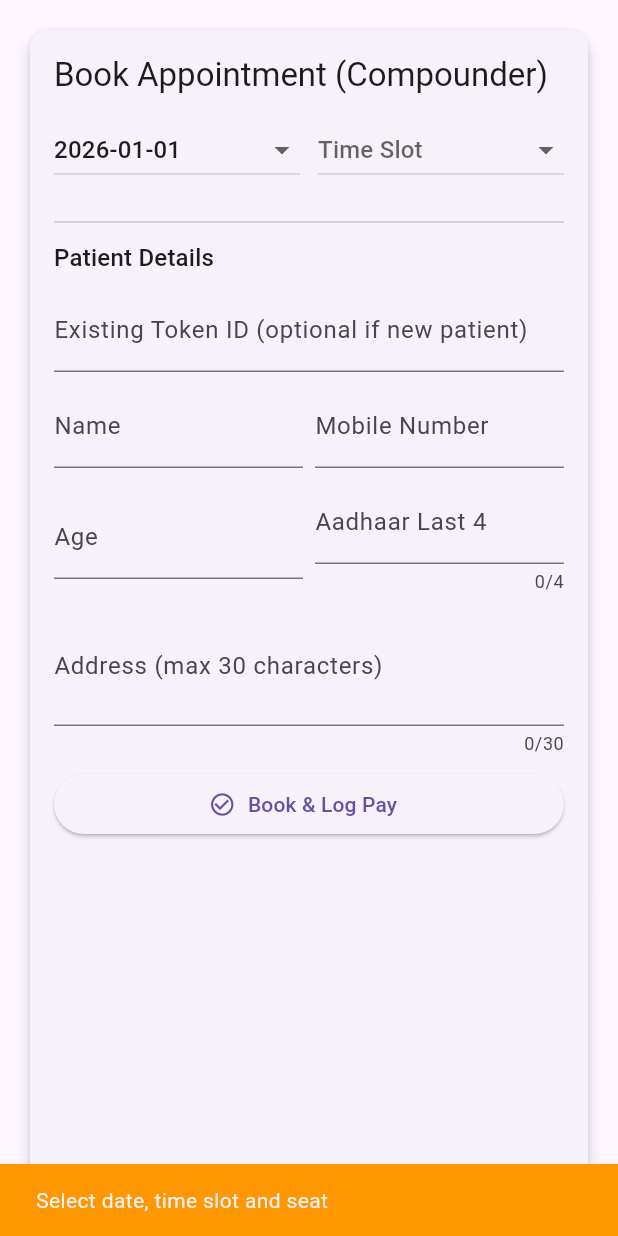
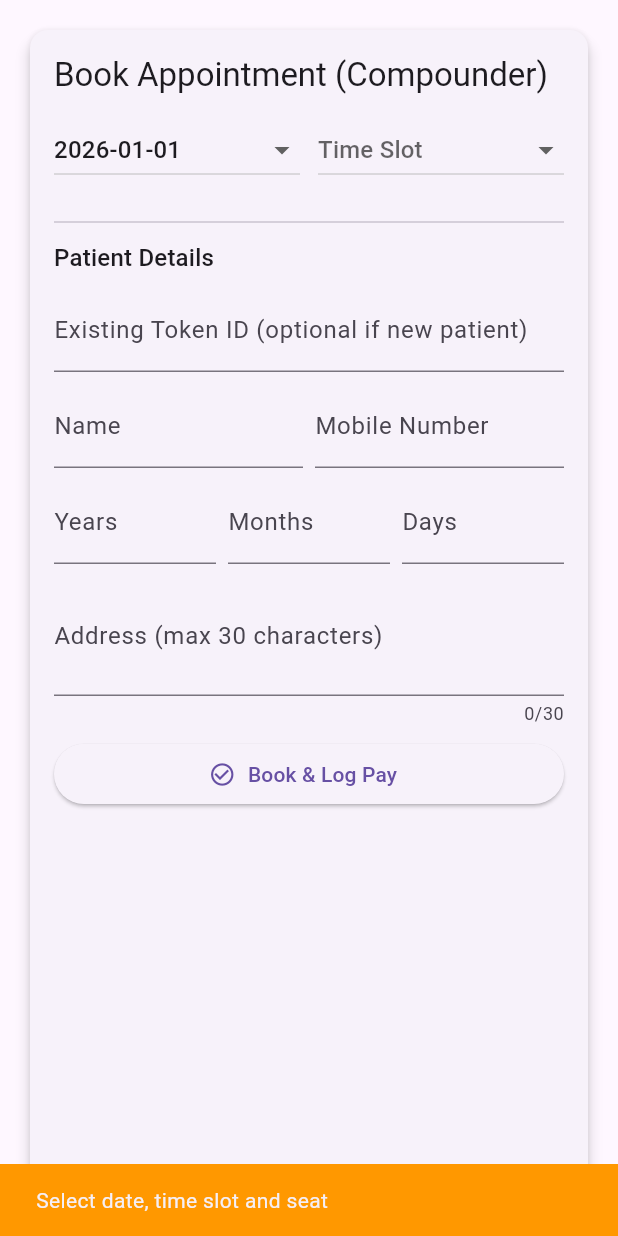
Before and after one commit to Kerbeccs/Dr-Rajneesh-Chaudhary-App, a Flutter app: the _CompounderBookingCard widget shown alone on an empty page, opened directly, after a tap on "Book & Log Pay", on a phone screen of 412 x 824 dp. Run offline on Flutter 3.47's test engine with Material 3 defaults, Android fonts, the phone set to English and light mode, and no system bars; our stand-ins replace cloud_firestore, firebase_auth, firebase_core, firebase_crashlytics, firebase_storage, get_it and 5 more; missing offline and left inert: dart:html, firebase_app_check, razorpay_flutter; accounts and stored records are empty.

Commit message:
Commit message

```diff
--- a/lib/models/patient_record.dart
+++ b/lib/models/patient_record.dart
@@ -4,11 +4,12 @@ class PatientRecord {
   final String tokenId; // Unique, human-friendly token (e.g., PAT000123)
   final String name;
   final String mobileNumber;
-  final int age;
-  final String aadhaarLast4;
+  final int ageYears;
+  final int ageMonths;
+  final int ageDays;
   // Optional patient attributes captured during first registration
   final String? sex; // 'male' | 'female' | 'other'
-  final int? weightKg; // patient weight in kilograms
+  final double? weightKg; // patient weight in kilograms (allows decimals)
   final String? address; // patient address (max 50 characters)
   // Phone number of the logged-in user who booked
   final String? userPhoneNumber;
@@ -21,8 +22,9 @@ class PatientRecord {
     required this.tokenId,
     required this.name,
     required this.mobileNumber,
-    required this.age,
-    required this.aadhaarLast4,
+    required this.ageYears,
+    required this.ageMonths,
+    required this.ageDays,
     this.sex,
     this.weightKg,
     this.address,
@@ -37,8 +39,9 @@ class PatientRecord {
       'tokenId': tokenId,
       'name': name,
       'mobileNumber': mobileNumber,
-      'age': age,
-      'aadhaarLast4': aadhaarLast4,
+      'ageYears': ageYears,
+      'ageMonths': ageMonths,
+      'ageDays': ageDays,
       // Only persist if provided
       if (sex != null) 'sex': sex,
       if (weightKg != null) 'weightKg': weightKg,
@@ -51,16 +54,33 @@ class PatientRecord {
   }
 
   factory PatientRecord.fromMap(Map<String, dynamic> map) {
+    // Backward compatibility: if old 'age' field exists, convert to years/months/days
+    int ageYears = 0;
+    int ageMonths = 0;
+    int ageDays = 0;
+
+    if (map['ageYears'] != null && map['ageMonths'] != null && map['ageDays'] != null) {
+      // New format
+      ageYears = (map['ageYears'] is int) ? map['ageYears'] as int : int.tryParse('${map['ageYears']}') ?? 0;
+      ageMonths = (map['ageMonths'] is int) ? map['ageMonths'] as int : int.tryParse('${map['ageMonths']}') ?? 0;
+      ageDays = (map['ageDays'] is int) ? map['ageDays'] as int : int.tryParse('${map['ageDays']}') ?? 0;
+    } else if (map['age'] != null) {
+      // Old format: assume age is in years
+      final oldAge = (map['age'] is int) ? map['age'] as int : int.tryParse('${map['age']}') ?? 0;
+      ageYears = oldAge;
+      ageMonths = 0;
+      ageDays = 0;
+    }
+
     return PatientRecord(
       tokenId: map['tokenId'] ?? '',
       name: map['name'] ?? '',
       mobileNumber: map['mobileNumber'] ?? '',
-      age: (map['age'] is int)
-          ? map['age'] as int
-          : int.tryParse('${map['age']}') ?? 0,
-      aadhaarLast4: map['aadhaarLast4'] ?? '',
+      ageYears: ageYears,
+      ageMonths: ageMonths,
+      ageDays: ageDays,
       sex: map['sex'] as String?,
-      weightKg: _parseInt(map['weightKg']),
+      weightKg: _parseDouble(map['weightKg']),
       address: map['address'] as String?,
       userPhoneNumber: map['userPhoneNumber'] as String?,
       lastVisited: _parseDate(map['lastVisited']),
@@ -80,9 +100,10 @@ class PatientRecord {
     }
   }
 
-  static int? _parseInt(dynamic value) {
+  static double? _parseDouble(dynamic value) {
     if (value == null) return null;
-    if (value is int) return value;
-    return int.tryParse(value.toString());
+    if (value is double) return value;
+    if (value is int) return value.toDouble();
+    return double.tryParse(value.toString());
   }
 }
--- a/lib/ui/views/compounder_dashboard.dart
+++ b/lib/ui/views/compounder_dashboard.dart
@@ -61,8 +61,9 @@ class _CompounderBookingCardState extends State<_CompounderBookingCard> {
   final TextEditingController _tokenController = TextEditingController();
   final TextEditingController _nameController = TextEditingController();
   final TextEditingController _mobileController = TextEditingController();
-  final TextEditingController _ageController = TextEditingController();
-  final TextEditingController _aadhaarLast4Controller = TextEditingController();
+  final TextEditingController _ageYearsController = TextEditingController();
+  final TextEditingController _ageMonthsController = TextEditingController();
+  final TextEditingController _ageDaysController = TextEditingController();
   final TextEditingController _addressController = TextEditingController();
 
   String? _selectedDateKey; // 'yyyy-MM-dd'
@@ -94,8 +95,9 @@ class _CompounderBookingCardState extends State<_CompounderBookingCard> {
     _tokenController.dispose();
     _nameController.dispose();
     _mobileController.dispose();
-    _ageController.dispose();
-    _aadhaarLast4Controller.dispose();
+    _ageYearsController.dispose();
+    _ageMonthsController.dispose();
+    _ageDaysController.dispose();
     _addressController.dispose();
     super.dispose();
   }
@@ -118,14 +120,14 @@ class _CompounderBookingCardState extends State<_CompounderBookingCard> {
     String tokenId = _tokenController.text.trim();
     String patientName = _nameController.text.trim();
     String mobile = _mobileController.text.trim();
-    final int age = int.tryParse(_ageController.text.trim()) ?? 0;
-    final String aadhaar4 = _aadhaarLast4Controller.text.trim();
+    final int ageYears = int.tryParse(_ageYearsController.text.trim()) ?? 0;
+    final int ageMonths = int.tryParse(_ageMonthsController.text.trim()) ?? 0;
+    final int ageDays = int.tryParse(_ageDaysController.text.trim()) ?? 0;
 
     if (tokenId.isEmpty &&
         (patientName.isEmpty ||
             mobile.isEmpty ||
-            age <= 0 ||
-            aadhaar4.length != 4)) {
+            (ageYears == 0 && ageMonths == 0 && ageDays == 0))) {
       _showSnack('Provide token or full new patient details', Colors.red);
       return;
     }
@@ -208,8 +210,9 @@ class _CompounderBookingCardState extends State<_CompounderBookingCard> {
         tokenId = await db.createPatientAfterPayment(
           name: patientName,
           mobileNumber: mobile,
-          age: age,
-          aadhaarLast4: aadhaar4,
+          ageYears: ageYears,
+          ageMonths: ageMonths,
+          ageDays: ageDays,
           address: _addressController.text.trim(),
           userPhoneNumber: userPhone,
           appointmentDate: date,
@@ -244,7 +247,7 @@ class _CompounderBookingCardState extends State<_CompounderBookingCard> {
           patientToken: tokenId,
           patientName: patientName,
           mobileNumber: mobile,
-          age: age,
+          age: 0, // Not used in payment record, keeping for compatibility
           method: method!,
         );
         _showSnack('Booked and logged payment ($method)', Colors.green);
@@ -264,8 +267,9 @@ class _CompounderBookingCardState extends State<_CompounderBookingCard> {
     _tokenController.clear();
     _nameController.clear();
     _mobileController.clear();
-    _ageController.clear();
-    _aadhaarLast4Controller.clear();
+    _ageYearsController.clear();
+    _ageMonthsController.clear();
+    _ageDaysController.clear();
     _addressController.clear();
     _selectedSeat = null;
   }
@@ -397,18 +401,24 @@ class _CompounderBookingCardState extends State<_CompounderBookingCard> {
               Row(children: [
                 Expanded(
                   child: TextField(
-                    controller: _ageController,
-                    decoration: const InputDecoration(labelText: 'Age'),
+                    controller: _ageYearsController,
+                    decoration: const InputDecoration(labelText: 'Years'),
                     keyboardType: TextInputType.number,
                   ),
                 ),
                 const SizedBox(width: 8),
                 Expanded(
                   child: TextField(
-                    controller: _aadhaarLast4Controller,
-                    decoration:
-                        const InputDecoration(labelText: 'Aadhaar Last 4'),
-                    maxLength: 4,
+                    controller: _ageMonthsController,
+                    decoration: const InputDecoration(labelText: 'Months'),
+                    keyboardType: TextInputType.number,
+                  ),
+                ),
+                const SizedBox(width: 8),
+                Expanded(
+                  child: TextField(
+                    controller: _ageDaysController,
+                    decoration: const InputDecoration(labelText: 'Days'),
                     keyboardType: TextInputType.number,
                   ),
                 ),
@@ -945,12 +955,21 @@ class _TokenSearchScreenState extends State<_TokenSearchScreen> {
       // Add mobile number matches
       for (var doc in mobileQuery.docs) {
         final data = doc.data();
+        // Format age: new format (ageYears/ageMonths/ageDays) or old format (age)
+        String ageStr = '';
+        if (data['ageYears'] != null || data['ageMonths'] != null || data['ageDays'] != null) {
+          final years = (data['ageYears'] ?? 0).toString();
+          final months = (data['ageMonths'] ?? 0).toString();
+          final days = (data['ageDays'] ?? 0).toString();
+          ageStr = '$years years $months months $days days';
+        } else if (data['age'] != null) {
+          ageStr = '${data['age']} years';
+        }
         tokensMap[data['tokenId']] = {
           'tokenId': data['tokenId'] ?? '',
           'name': data['name'] ?? '',
-          'age': data['age'] ?? '',
+          'age': ageStr,
           'mobileNumber': data['mobileNumber'] ?? '',
-          'aadhaarLast4': data['aadhaarLast4'] ?? '',
           'address': data['address'] ?? '',
           'userPhoneNumber': data['userPhoneNumber'] ?? '',
           'createdAt': data['createdAt'],
@@ -961,12 +980,21 @@ class _TokenSearchScreenState extends State<_TokenSearchScreen> {
       // Add userPhoneNumber matches
       for (var doc in userPhoneQuery.docs) {
         final data = doc.data();
+        // Format age: new format (ageYears/ageMonths/ageDays) or old format (age)
+        String ageStr = '';
+        if (data['ageYears'] != null || data['ageMonths'] != null || data['ageDays'] != null) {
+          final years = (data['ageYears'] ?? 0).toString();
+          final months = (data['ageMonths'] ?? 0).toString();
+          final days = (data['ageDays'] ?? 0).toString();
+          ageStr = '$years years $months months $days days';
+        } else if (data['age'] != null) {
+          ageStr = '${data['age']} years';
+        }
         tokensMap[data['tokenId']] = {
           'tokenId': data['tokenId'] ?? '',
           'name': data['name'] ?? '',
-          'age': data['age'] ?? '',
+          'age': ageStr,
           'mobileNumber': data['mobileNumber'] ?? '',
-          'aadhaarLast4': data['aadhaarLast4'] ?? '',
           'address': data['address'] ?? '',
           'userPhoneNumber': data['userPhoneNumber'] ?? '',
           'createdAt': data['createdAt'],
@@ -1126,9 +1154,6 @@ class _TokenSearchScreenState extends State<_TokenSearchScreen> {
                                 Text('Name: ${token['name']}'),
                                 Text('Age: ${token['age']}'),
                                 Text('Patient Phone: ${token['mobileNumber']}'),
-                                if (token['aadhaarLast4'] != null &&
-                                    token['aadhaarLast4'].toString().isNotEmpty)
-                                  Text('Aadhaar: ${token['aadhaarLast4']}'),
                                 if (token['address'] != null &&
                                     token['address'].toString().isNotEmpty)
                                   Text('Address: ${token['address']}'),
--- a/lib/ui/views/compounder_patients_list_screen.dart
+++ b/lib/ui/views/compounder_patients_list_screen.dart
@@ -47,12 +47,21 @@ class _CompounderPatientsListScreenState
       final p = patSnap.docs.first.data();
 
       final name = (p['name'] ?? '').toString();
-      final age = (p['age'] ?? '').toString();
+      // Handle age: new format (ageYears/ageMonths/ageDays) or old format (age)
+      String ageStr = '';
+      if (p['ageYears'] != null || p['ageMonths'] != null || p['ageDays'] != null) {
+        final years = (p['ageYears'] ?? 0).toString();
+        final months = (p['ageMonths'] ?? 0).toString();
+        final days = (p['ageDays'] ?? 0).toString();
+        ageStr = '$years years $months months $days days';
+      } else if (p['age'] != null) {
+        // Backward compatibility: old format
+        ageStr = '${p['age']} years';
+      }
       final weight = (p['weightKg'] ?? '').toString();
       final sex = (p['sex'] ?? '').toString();
       final phone = (p['mobileNumber'] ?? '').toString();
       final token = (p['tokenId'] ?? '').toString();
-      final aadhaar = (p['aadhaarLast4'] ?? '').toString();
 
       // 2) Load base image from assets
       final byteData = await rootBundle.load('assets/logos/parcha.jpg');
@@ -96,13 +105,11 @@ class _CompounderPatientsListScreenState
       startY += gapY;
       textPainter('Name: $name', startX, startY);
       startY += gapY;
-      textPainter('Age: $age', startX, startY);
+      textPainter('Age: $ageStr', startX, startY);
       startY += gapY;
       textPainter('Weight: $weight', startX, startY);
       startY += gapY;
       textPainter('Sex: $sex', startX, startY);
-      startY += gapY;
-      textPainter('Aadhaar: $aadhaar', startX, startY);
       startY += gapY;
       textPainter('Phone: $phone', startX, startY);
 
--- a/lib/ui/views/patient_records_screen.dart
+++ b/lib/ui/views/patient_records_screen.dart
@@ -204,9 +204,7 @@ class _PatientDetailsScreenState extends State<PatientDetailsScreen> {
                           _buildInfoRow('Name', _patient.name),
                           _buildInfoRow('Token ID', _patient.tokenId),
                           _buildInfoRow('Mobile', _patient.mobileNumber),
-                          _buildInfoRow('Age', '${_patient.age} years'),
-                          _buildInfoRow(
-                              'Aadhaar Last 4', _patient.aadhaarLast4),
+                          _buildInfoRow('Age', '${_patient.ageYears} years ${_patient.ageMonths} months ${_patient.ageDays} days'),
                           if (_patient.lastVisited != null)
                             _buildInfoRow(
                               'Last Fee Paid',
```
Also changed, not shown: lib/services/database_service.dart (+7 -5 lines), lib/services/parcha_print_service.dart (+56 -34 lines), lib/ui/views/booking_screen.dart (+49 -29 lines), lib/ui/views/compounder_booking_screen.dart (+29 -18 lines), lib/utils/html_stub.dart (added, +25 -0 lines), lib/viewmodels/compounder_booking_view_model.dart (+13 -9 lines).
